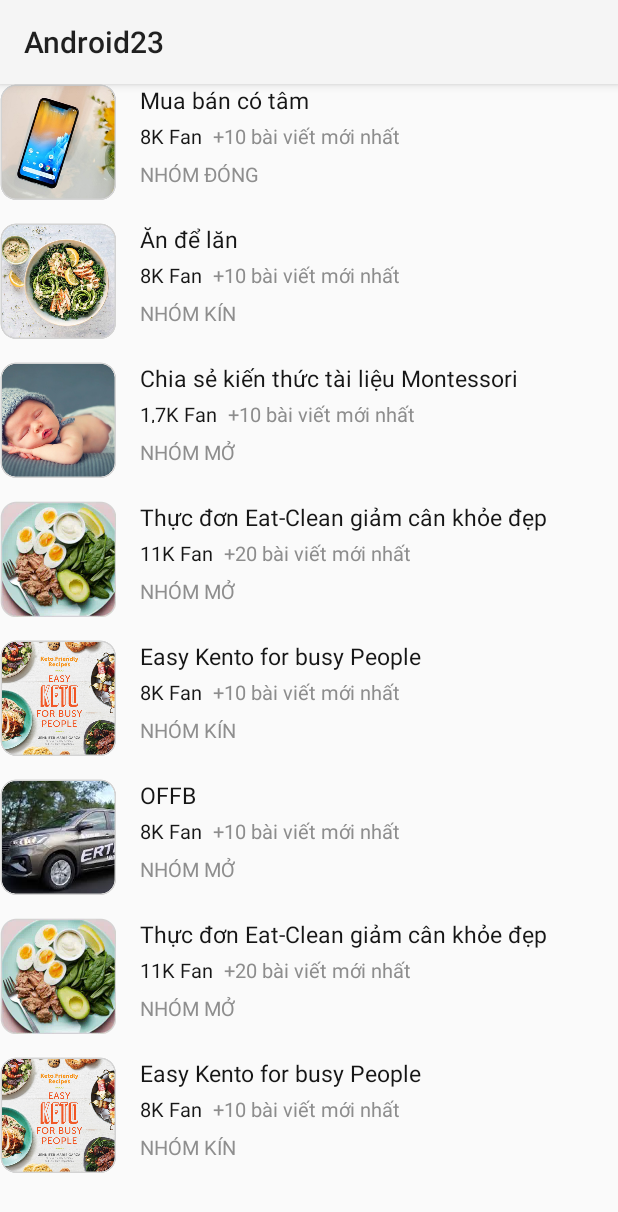
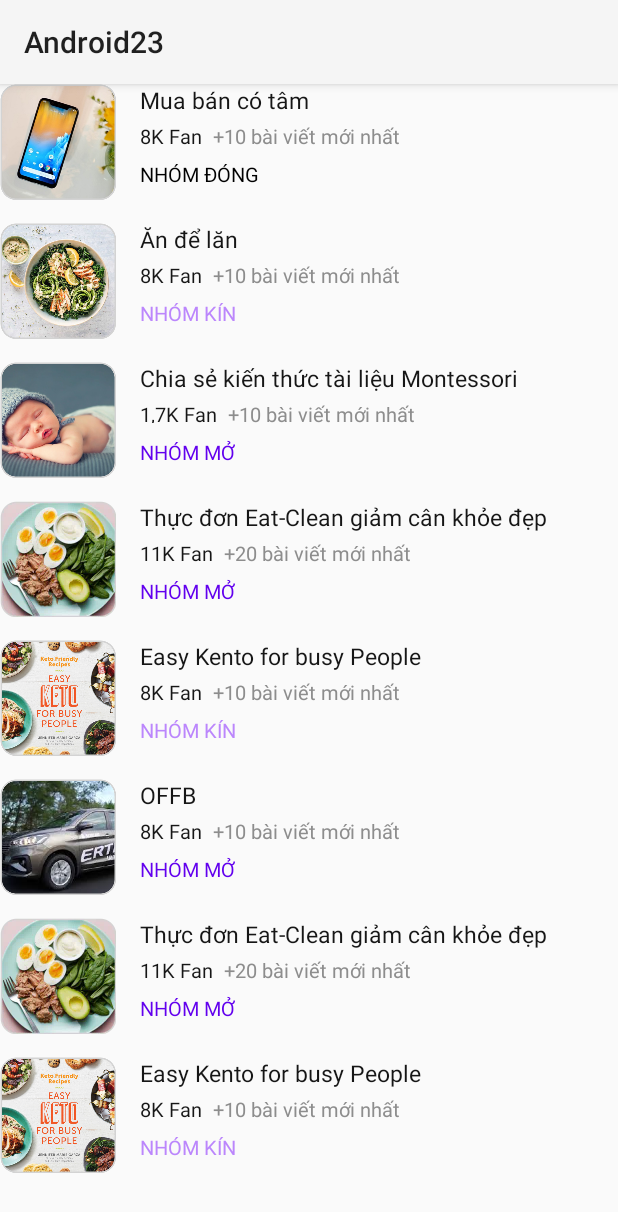
Before and after one commit to nguyenducdung/Android23, an Android app: the RecycleViewBai1 screen opened directly, with no data from a screen before it, on a phone screen of 412 x 824 dp. Shown: the top 1212 px of the screen. Run offline under Robolectric (Android 15) with nearby library versions, the phone set to English and light mode, and no system bars.

Commit message:
btvn buoi 3

```diff
--- a/app/src/main/java/BTVN_buoi3_bai1/GroupAdapter.java
+++ b/app/src/main/java/BTVN_buoi3_bai1/GroupAdapter.java
@@ -11,6 +11,7 @@ import android.widget.TextView;
 import java.util.List;
 
 import androidx.annotation.NonNull;
+import androidx.core.content.ContextCompat;
 import androidx.recyclerview.widget.RecyclerView;
 
 import com.dungnd.android23.R;
@@ -70,11 +71,19 @@ public class GroupAdapter extends RecyclerView.Adapter<GroupAdapter.GroupViewHol
         }
 
         public void setData(Group group) {
-            image.setImageDrawable(context.getDrawable(group.getImage()));
+            image.setImageDrawable(ContextCompat.getDrawable(context, group.getImage()));
             title.setText(group.getTitle());
             fan.setText(group.getFan());
             post.setText(group.getPost());
             close.setText(group.getClose());
+
+            if(group.getClose().equals("NHÓM ĐÓNG")){
+                close.setTextColor(ContextCompat.getColor(context, R.color.black));
+            }else if(group.getClose().equals("NHÓM KÍN")){
+                close.setTextColor(ContextCompat.getColor(context, R.color.purple_200));
+            }else{
+                close.setTextColor(ContextCompat.getColor(context, R.color.purple_500));
+            }
 
 
         }
```
Also changed, not shown: app/src/main/res/font/ABeeZee-Regular.ttf (deleted).
